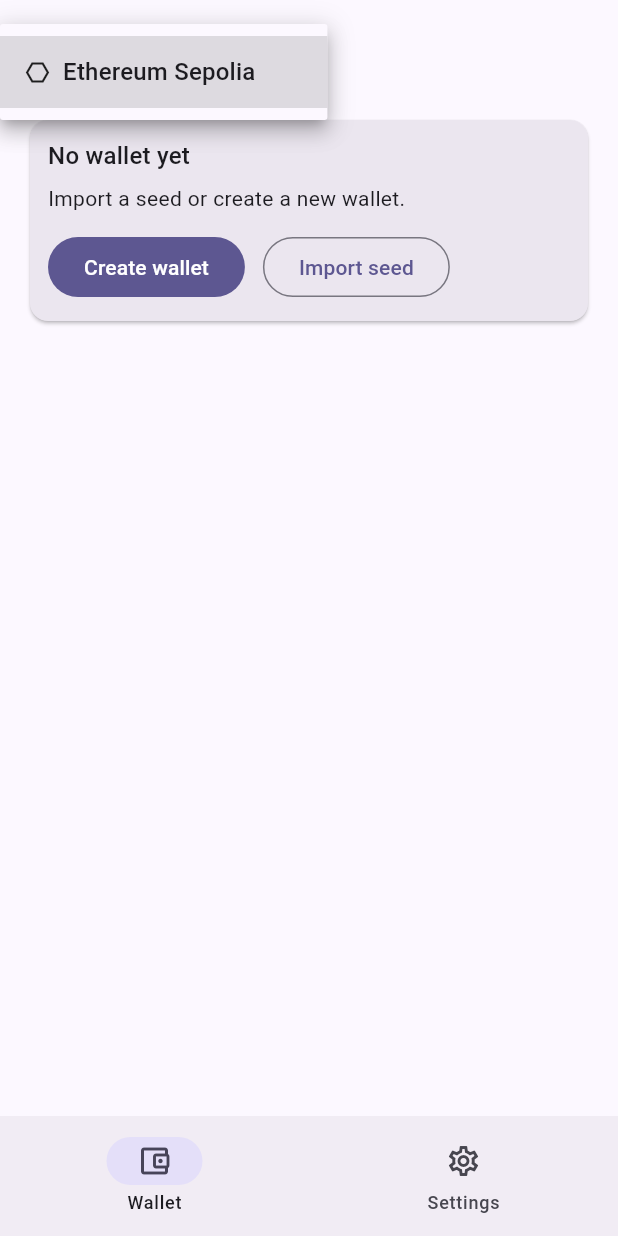
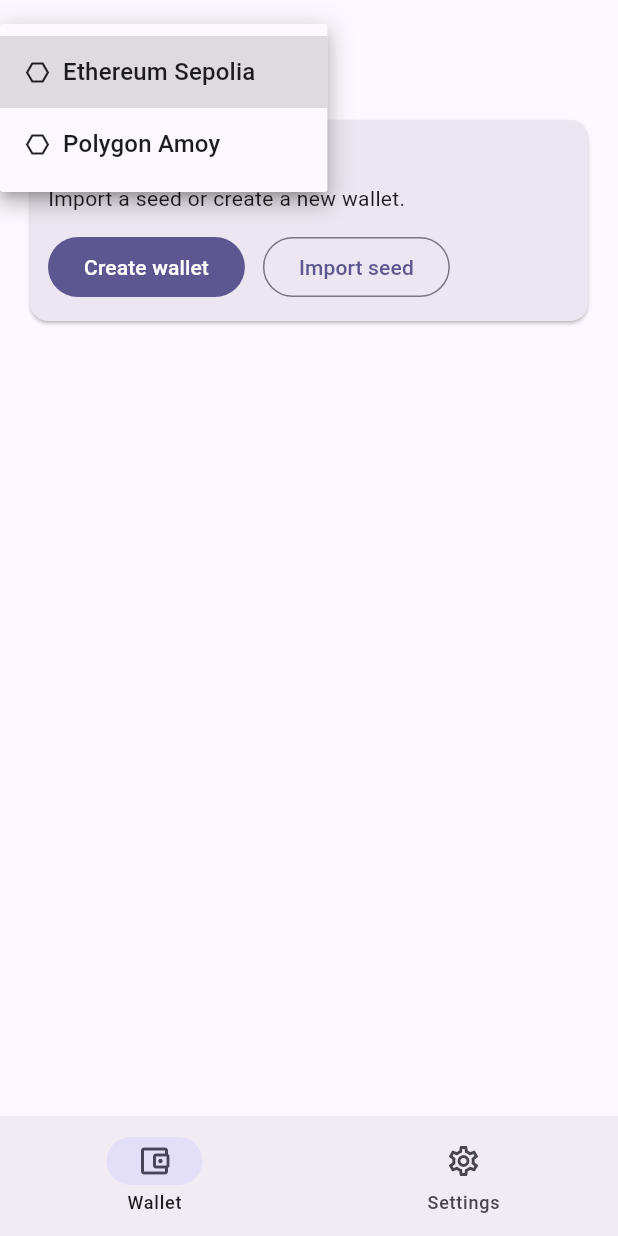
Before and after one commit to blackman5566/wallet_demo, a Flutter app: the screen it shows after launch, after a tap on "Ethereum Sepolia", on a phone screen of 412 x 824 dp. Run offline on Flutter 3.47's test engine with Material 3 defaults, Android fonts, the phone set to English and light mode, and no system bars; our stand-ins replace flutter_dotenv, flutter_riverpod, flutter_secure_storage, hex, local_auth, shared_preferences; missing offline and left inert: bip32, bip39, flutter_windowmanager, reown_walletkit, solana, web3dart.

Commit message:
Add Polygon Amoy Chain

```diff
--- a/lib/features/wallet/data/core/common/chains.dart
+++ b/lib/features/wallet/data/core/common/chains.dart
@@ -7,6 +7,7 @@ class Chain {
   final String symbol;
   final ChainKind kind;
   final String explorer;
+  final String displaySymbol;
   const Chain({
     required this.id,
     required this.name,
@@ -14,6 +15,7 @@ class Chain {
     required this.symbol,
     required this.kind,
     required this.explorer,
+    required this.displaySymbol,
   });
 }
 
@@ -25,5 +27,15 @@ const supportedChains = <Chain>[
     symbol: 'ETH',
     kind: ChainKind.evm,
     explorer: 'https://sepolia.etherscan.io',
+    displaySymbol:'ETH',
+  ),
+  Chain(
+    id: 80002, // Amoy Testnet Chain ID
+    name: 'Polygon Amoy',
+    rpc: 'https://rpc-amoy.polygon.technology',
+    symbol: 'MATIC',
+    kind: ChainKind.evm,
+    explorer: 'https://amoy.polygonscan.com',
+    displaySymbol:'POL',
   ),
 ];
--- a/lib/features/wallet/ui/widgets/wallet_card.dart
+++ b/lib/features/wallet/ui/widgets/wallet_card.dart
@@ -35,7 +35,7 @@ class WalletCard extends ConsumerWidget {
   /// 將 BigInt 餘額用對應鏈別的格式化方式轉成文字
   String _balanceText(WalletState st, Chain chain) {
     final v = st.balanceWei ?? BigInt.zero;
-    return '${formatEth(v)} ETH';
+    return '${formatEth(v)} ${chain.displaySymbol}';
   }
 
   @override
```
Also changed, not shown: lib/features/wallet/ui/sheets/send_sheet.dart (+5 -6 lines), lib/features/wallet/ui/widgets/tx_detail_page.dart (+6 -5 lines).
